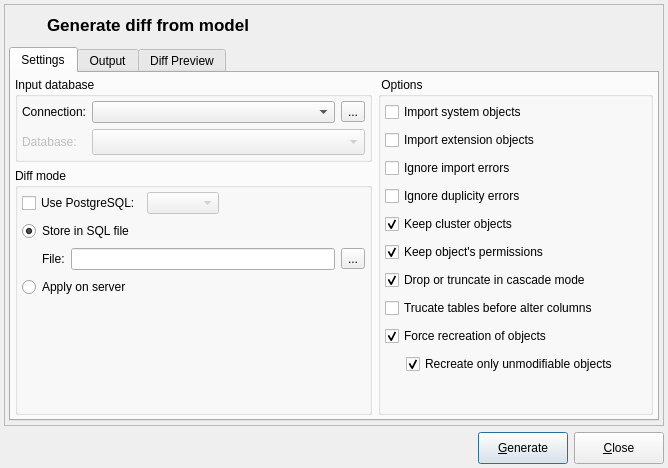
pgmodeler/pgmodeler, file libpgmodeler_ui/ui/modeldatabasediffform.ui: the form before one commit.
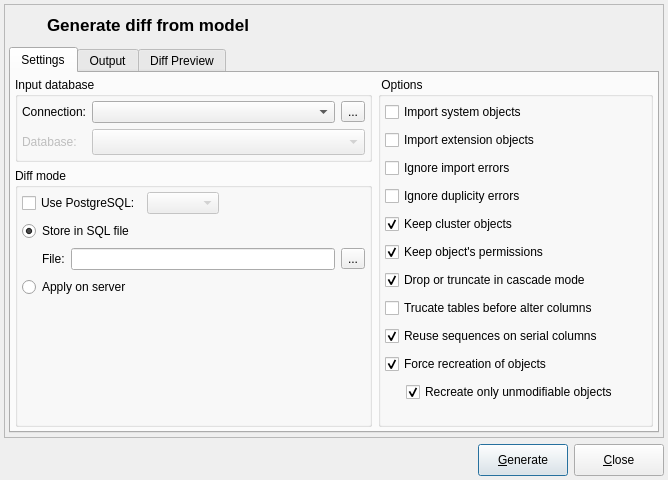
The form after the commit. Icons and pictures are not drawn.

Commit message: Added an option to diff process to reuse sequences if the source model has serial columns in which the generated sequence name matches a sequence's name on the imported model.

The edit to the form file:
```diff
--- a/libpgmodeler_ui/ui/modeldatabasediffform.ui
+++ b/libpgmodeler_ui/ui/modeldatabasediffform.ui
@@ -10,7 +10,7 @@
     <x>0</x>
     <y>0</y>
     <width>668</width>
-    <height>468</height>
+    <height>480</height>
    </rect>
   </property>
   <property name="sizePolicy">
@@ -22,7 +22,7 @@
   <property name="minimumSize">
    <size>
     <width>620</width>
-    <height>360</height>
+    <height>480</height>
    </size>
   </property>
   <property name="maximumSize">
@@ -348,7 +348,7 @@
                </item>
               </layout>
              </item>
-             <item row="10" column="0">
+             <item row="11" column="0">
               <spacer name="verticalSpacer">
                <property name="orientation">
                 <enum>Qt::Vertical</enum>
@@ -622,7 +622,7 @@
                </item>
               </layout>
              </item>
-             <item row="8" column="0">
+             <item row="9" column="0">
               <layout class="QGridLayout" name="gridLayout_8">
                <item row="1" column="1">
                 <widget class="QCheckBox" name="recreate_unmod_chk">
@@ -766,6 +766,51 @@
                </item>
               </layout>
              </item>
+             <item row="8" column="0">
+              <layout class="QHBoxLayout" name="horizontalLayout_20">
+               <item>
+                <widget class="QCheckBox" name="reuse_sequences_chk">
+                 <property name="sizePolicy">
+                  <sizepolicy hsizetype="Expanding" vsizetype="Fixed">
+                   <horstretch>0</horstretch>
+                   <verstretch>0</verstretch>
+                  </sizepolicy>
+                 </property>
+                 <property name="statusTip">
+                  <string>Serial columns are converted to integer and having the default value changed  to &lt;strong&gt;nextval(sequence)&lt;/strong&gt; function call. By default, a new sequence is created for each serial column but checking this option sequences matching the name on column's default value will be reused and will not be dropped.</string>
+                 </property>
+                 <property name="text">
+                  <string>Reuse sequences on serial columns</string>
+                 </property>
+                 <property name="checked">
+                  <bool>true</bool>
+                 </property>
+                </widget>
+               </item>
+               <item>
+                <widget class="QWidget" name="reuse_sequences_hint" native="true">
+                 <property name="sizePolicy">
+                  <sizepolicy hsizetype="Fixed" vsizetype="Fixed">
+                   <horstretch>0</horstretch>
+                   <verstretch>0</verstretch>
+                  </sizepolicy>
+                 </property>
+                 <property name="minimumSize">
+                  <size>
+                   <width>22</width>
+                   <height>22</height>
+                  </size>
+                 </property>
+                 <property name="maximumSize">
+                  <size>
+                   <width>22</width>
+                   <height>22</height>
+                  </size>
+                 </property>
+                </widget>
+               </item>
+              </layout>
+             </item>
             </layout>
            </widget>
           </item>
```
The commit also changes 4 other files.
